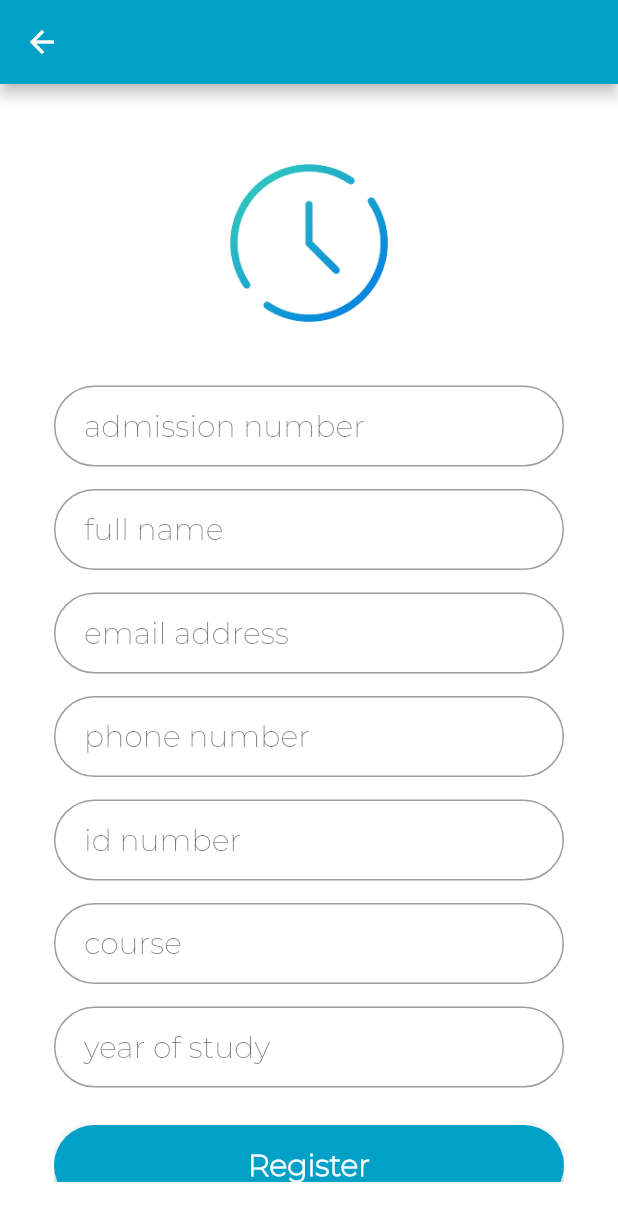
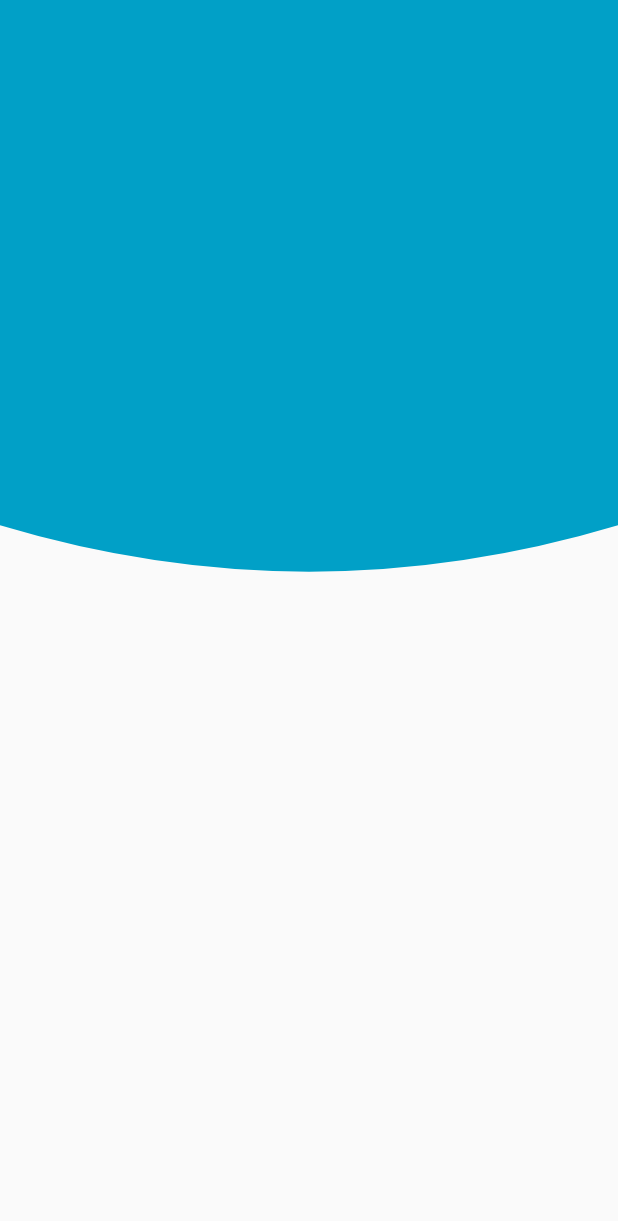
Before and after one commit to musumbidenis/timetable-app, a Flutter app: the screen it shows after launch, after a tap on "Register", on a phone screen of 412 x 824 dp. Shown: the top 1221 px of the screen. Run offline on Flutter 3.47's test engine with Material 2 defaults, Android fonts, the phone set to English and light mode, and no system bars.

Commit message:
Restructured the project folder tree

```diff
--- a/lib/Pages/home.dart
+++ b/lib/Pages/home.dart
@@ -0,0 +1,24 @@
+import 'package:flutter/material.dart';
+import 'package:timetable/background.dart';
+
+
+class Home extends StatelessWidget {
+  @override
+  Widget build(BuildContext context) {
+    return Scaffold(
+      body: Stack(
+        children: <Widget>[
+          Background(screenHeight: MediaQuery.of(context).size.height,),
+            SingleChildScrollView(
+              scrollDirection: Axis.horizontal,
+              child: Row(
+                children: <Widget>[
+
+
+                ],
+              ),
+            ),
+        ],),
+    );
+  }
+}
--- a/lib/Pages/login.dart
+++ b/lib/Pages/login.dart
@@ -1,5 +1,6 @@
 
 import 'package:flutter/material.dart';
+import 'package:timetable/Pages/home.dart';
 import 'package:timetable/Pages/register.dart';
 
 class Login extends StatefulWidget {
@@ -92,7 +93,7 @@ Widget loginForm(){
           child: Text("Register", style: TextStyle(fontWeight: FontWeight.bold, color: Color(0xff01A0C7),),),
           onTap: () {
         Navigator.push(context, MaterialPageRoute(
-          builder: (context) => Register()));
+          builder: (context) => Home()));
           },
         ),
       ],
@@ -105,12 +106,14 @@ Widget build(BuildContext context) {
   return Scaffold(
     backgroundColor: Colors.white,
     appBar: AppBar(
+      title: Center(
+        child: Text("LOGIN")),
       backgroundColor: Color(0xff01A0C7),
     ),
     body: Center(
       child: Container(
         child: Padding(
-    padding: const EdgeInsets.all(36.0),
+          padding: const EdgeInsets.fromLTRB(36, 0, 36, 0),
           child: SingleChildScrollView(
             child: Form(
               key: _formKey,
@@ -118,6 +121,8 @@ Widget build(BuildContext context) {
             )
           ),
         ),
-),),);
+      ),
+    ),
+  );
 }
 }
--- a/lib/Pages/register.dart
+++ b/lib/Pages/register.dart
@@ -31,6 +31,8 @@ Widget build(BuildContext context) {
     return Scaffold(
       backgroundColor: Colors.white,
       appBar: AppBar(
+        title: Center(
+          child: Text("REGISTER")),
         backgroundColor: Color(0xff01A0C7),
       ),
       body: Center(
--- /dev/null
+++ b/lib/background.dart
@@ -0,0 +1,38 @@
+import 'package:flutter/material.dart';
+
+class Background extends StatelessWidget {
+
+final screenHeight;
+
+  const Background({Key key, this.screenHeight}) : super(key: key);
+
+  @override
+  Widget build(BuildContext context) {
+    return ClipPath(
+      clipper: BottomShapeClipper(),
+      child: Container(
+        height: screenHeight * 0.5,
+        color: Color(0xff01A0C7),
+      ),
+    );
+  }
+}
+
+class BottomShapeClipper extends CustomClipper<Path> {
+
+  @override
+  Path getClip(Size size) {
+    Path path = Path();
+    Offset curveStartPoint = Offset(0, size.height * 0.85);
+    Offset curveEndPoint = Offset(size.width, size.height * 0.85);
+    path.lineTo(curveStartPoint.dx, curveEndPoint.dy);
+    path.quadraticBezierTo(size.width/2, size.height, curveEndPoint.dx, curveStartPoint.dy);
+    path.lineTo(size.width, 0);
+    return path;
+  }
+
+  @override
+  bool shouldReclip(CustomClipper<Path> oldClipper){
+    return true;
+  }
+}
--- a/pubspec.yaml
+++ b/pubspec.yaml
@@ -14,7 +14,7 @@ description: A new Flutter project.
 version: 1.0.0+1
 
 environment:
-  sdk: ">=2.1.0 <3.0.0"
+  sdk: ">=2.2.2 <3.0.0"
 
 dependencies:
   flutter:
```
Also changed, not shown: lib/APIs/api.dart (added). Lines whose indentation alone changed are shown as unchanged.
